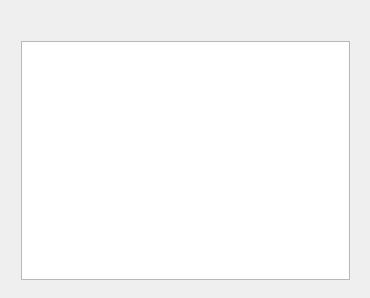
Qt form Server/server.ui (lukitree/Chat) before a commit.
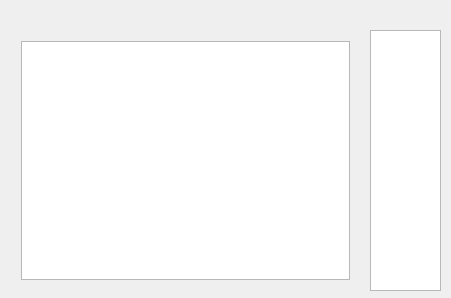
The same form after that commit.

```diff
--- a/Server/server.ui
+++ b/Server/server.ui
@@ -6,7 +6,7 @@
    <rect>
     <x>0</x>
     <y>0</y>
-    <width>370</width>
+    <width>451</width>
     <height>298</height>
    </rect>
   </property>
@@ -14,7 +14,7 @@
    <string>Server</string>
   </property>
   <widget class="QWidget" name="centralWidget">
-   <widget class="QWidget" name="">
+   <widget class="QWidget" name="layoutWidget">
     <property name="geometry">
      <rect>
       <x>10</x>
@@ -36,6 +36,16 @@
      </item>
     </layout>
    </widget>
+   <widget class="QListWidget" name="userList">
+    <property name="geometry">
+     <rect>
+      <x>370</x>
+      <y>30</y>
+      <width>71</width>
+      <height>261</height>
+     </rect>
+    </property>
+   </widget>
   </widget>
  </widget>
  <layoutdefault spacing="6" margin="11"/>
```
